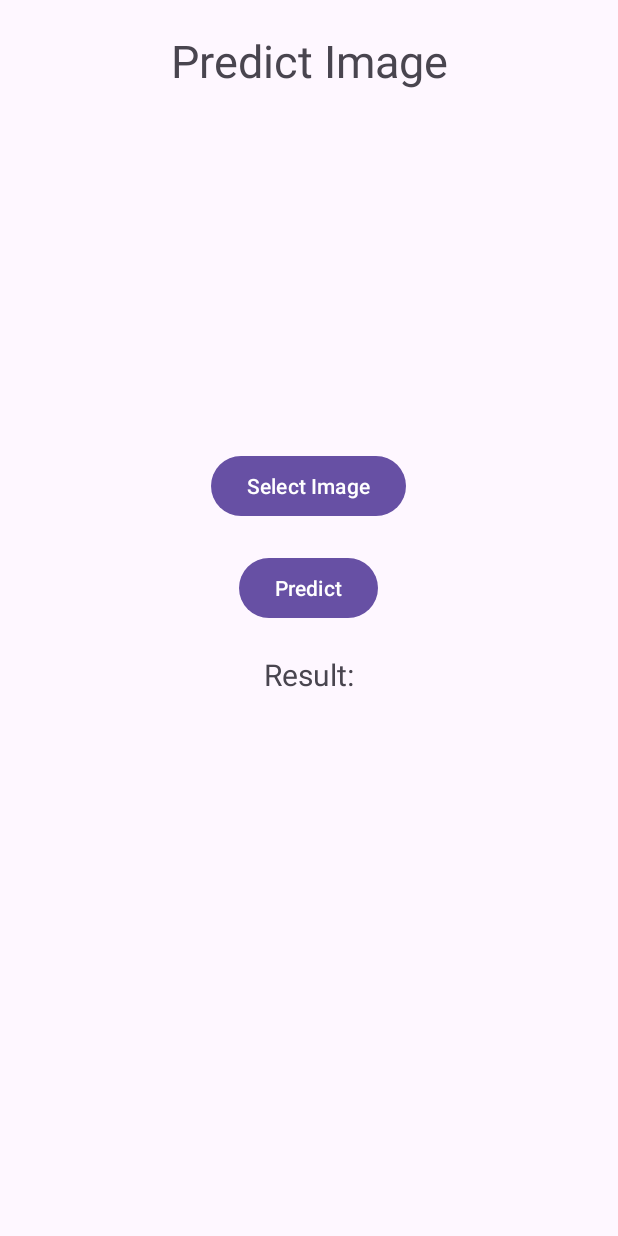
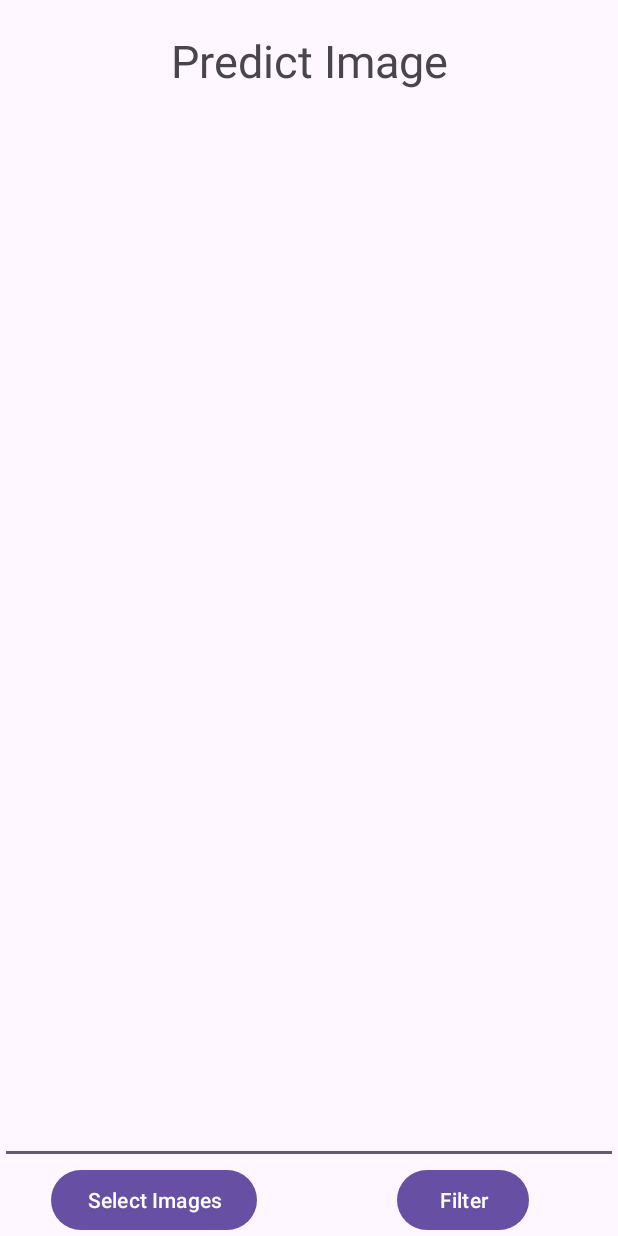
Before and after one commit to GheorgheMorari/ASSLab, an Android app: the screen it shows after launch (MainActivity before the commit, ViewClass after it), on a phone screen of 412 x 824 dp. Run offline under Robolectric (Android 15) with nearby library versions, the phone set to English and light mode, and no system bars.

Commit message:
Add working ViewClass and partial ViewModel class

```diff
--- a/app/src/main/AndroidManifest.xml
+++ b/app/src/main/AndroidManifest.xml
@@ -13,7 +13,7 @@
         android:theme="@style/Theme.ASSLab"
         tools:targetApi="31">
         <activity
-            android:name=".MainActivity"
+            android:name=".ViewClass"
             android:exported="true">
             <intent-filter>
                 <action android:name="android.intent.action.MAIN" />
--- a/app/src/main/java/com/example/asslab/MainActivity.java
+++ /dev/null
@@ -1,91 +0,0 @@
-package com.example.asslab;
-
-
-import androidx.activity.result.ActivityResult;
-import androidx.activity.result.ActivityResultCallback;
-import androidx.activity.result.ActivityResultLauncher;
-import androidx.activity.result.contract.ActivityResultContracts;
-import androidx.appcompat.app.AppCompatActivity;
-
-import android.app.Activity;
-import android.content.Intent;
-import android.graphics.Bitmap;
-import android.graphics.ImageDecoder;
-import android.net.Uri;
-import android.os.Bundle;
-import android.provider.MediaStore;
-import android.view.View;
-import android.widget.Button;
-import android.widget.ImageView;
-import android.widget.TextView;
-
-import com.example.asslab.ml.MobilenetV110224Quant;
-
-import org.tensorflow.lite.DataType;
-import org.tensorflow.lite.Tensor;
-import org.tensorflow.lite.support.image.TensorImage;
-import org.tensorflow.lite.support.tensorbuffer.TensorBuffer;
-
-import java.io.IOException;
-import java.nio.ByteBuffer;
-
-
-public class MainActivity extends AppCompatActivity {
-
-    Button selectBtn, predictBtn;
-    TextView result_text_view;
-    Bitmap bitmap;
-    Bitmap scaled_bitmap;
-    ImageView imageView;
-    NNetwork network;
-
-
-    @Override
-    protected void onCreate(Bundle savedInstanceState) {
-        super.onCreate(savedInstanceState);
-        setContentView(R.layout.activity_main);
-
-        selectBtn = findViewById(R.id.selectBtn);
-        predictBtn = findViewById(R.id.predictBtn);
-        result_text_view = findViewById(R.id.result);
-        imageView = findViewById(R.id.imageView);
-        network = new NNetwork(224, 224, MainActivity.this);
-
-
-        ActivityResultLauncher<Intent> resultLauncher = registerForActivityResult(new ActivityResultContracts.StartActivityForResult(), result -> {
-            if (result.getResultCode() == Activity.RESULT_OK) {
-                Intent data = result.getData();
-                try {
-                    assert data != null;
-                    Uri uri = data.getData();
-                    ImageDecoder.Source source = ImageDecoder.createSource(getContentResolver(), uri);
-                    bitmap = ImageDecoder.decodeBitmap(source);
-                    bitmap.copy(Bitmap.Config.ARGB_8888, true);
-                    scaled_bitmap = Bitmap.createScaledBitmap(bitmap, network.model_input_width, network.model_input_height, true);
-                    imageView.setImageBitmap(bitmap);
-                } catch (IOException e) {
-                    e.printStackTrace();
-                }
-            }
-        });
-
-
-        selectBtn.setOnClickListener(v -> {
-            Intent intent = new Intent();
-            intent.setAction(Intent.ACTION_GET_CONTENT);
-            intent.setType("image/*");
-            resultLauncher.launch(intent);
-        });
-
-        predictBtn.setOnClickListener(v -> {
-            scaled_bitmap = Bitmap.createScaledBitmap(bitmap, network.model_input_width, network.model_input_height, true);
-            scaled_bitmap = scaled_bitmap.copy(Bitmap.Config.ARGB_8888, true);
-            TensorImage asdf = TensorImage.fromBitmap(scaled_bitmap);
-            ByteBuffer buf =  asdf.getBuffer();
-            result_text_view.setText(network.run(buf)[0]+"");
-
-        });
-
-
-    }
-}
--- a/app/src/main/java/com/example/asslab/NNetwork.java
+++ /dev/null
@@ -1,61 +0,0 @@
-package com.example.asslab;
-
-import android.content.Context;
-import android.graphics.Bitmap;
-
-import com.example.asslab.ml.MobilenetV110224Quant;
-
-import org.tensorflow.lite.DataType;
-import org.tensorflow.lite.support.image.TensorImage;
-import org.tensorflow.lite.support.tensorbuffer.TensorBuffer;
-
-import java.io.IOException;
-import java.nio.ByteBuffer;
-
-public class NNetwork {
-
-    int model_input_width;
-    int model_input_height;
-    MobilenetV110224Quant model;
-    TensorBuffer inputFeature0;
-
-    public NNetwork(int model_input_width, int model_input_height, Context context) {
-        this.model_input_width = model_input_width;
-        this.model_input_height = model_input_height;
-        try {
-            this.model = MobilenetV110224Quant.newInstance(context);
-        } catch (IOException e) {
-            e.printStackTrace();
-        }
-        this.inputFeature0 = TensorBuffer.createFixedSize(new int[]{1, 224, 224, 3}, DataType.UINT8);
-    }
-
-    float[] run(ByteBuffer scaled_bitmap_buffer) {
-        this.inputFeature0.loadBuffer(scaled_bitmap_buffer);
-        MobilenetV110224Quant.Outputs outputs = model.process(inputFeature0);
-        TensorBuffer outputFeature0 = outputs.getOutputFeature0AsTensorBuffer();
-        return outputFeature0.getFloatArray();
-    }
-
-//    try {
-//        MobilenetV110224Quant model = MobilenetV110224Quant.newInstance(MainActivity.this);
-//
-//        // Creates inputs for reference.
-//        TensorBuffer inputFeature0 = TensorBuffer.createFixedSize(new int[]{1, 224, 224, 3}, DataType.UINT8);
-//
-//        // Scale image to fit in input
-//        inputFeature0.loadBuffer(TensorImage.fromBitmap(scaled_bitmap).getBuffer());
-//
-//        // Runs model inference and gets result.
-//        MobilenetV110224Quant.Outputs outputs = model.process(inputFeature0);
-//        TensorBuffer outputFeature0 = outputs.getOutputFeature0AsTensorBuffer();
-//
-//        // Releases model resources if no longer used.
-//        model.close();
-//    } catch (
-//    IOException e) {
-//        // TODO Handle the exception
-//    }
-
-
-}
--- /dev/null
+++ b/app/src/main/java/com/example/asslab/ViewClass.java
@@ -0,0 +1,90 @@
+package com.example.asslab;
+
+
+import androidx.appcompat.app.AppCompatActivity;
+import androidx.constraintlayout.utils.widget.ImageFilterView;
+
+import android.graphics.Bitmap;
+import android.os.Bundle;
+import android.view.Gravity;
+import android.view.View;
+import android.widget.Button;
+import android.widget.GridLayout;
+import android.widget.LinearLayout;
+
+import java.util.ArrayList;
+
+
+public class ViewClass extends AppCompatActivity {
+
+    Button selectBtn, filterBtn;
+    ViewModel viewModel;
+    ArrayList<Integer> imageViewIds;
+
+    GridLayout imageGrid;
+    LinearLayout.LayoutParams defaultLayoutParams;
+
+    @Override
+    protected void onCreate(Bundle savedInstanceState) {
+        super.onCreate(savedInstanceState);
+        setContentView(R.layout.activity_main);
+
+        imageViewIds = new ArrayList<>();
+        selectBtn = findViewById(R.id.selectBtn);
+        filterBtn = findViewById(R.id.filterBtn);
+        imageGrid = findViewById(R.id.imageGrid);
+        viewModel = new ViewModel(this, this::updateView);
+
+        float scale = getResources().getDisplayMetrics().density;
+        int dpWidthInPx = (int) (200 * scale);
+        int dpHeightInPx = (int) (200 * scale);
+
+        defaultLayoutParams = new LinearLayout.LayoutParams(dpWidthInPx, dpHeightInPx);
+        defaultLayoutParams.setMargins(2, 2, 2, 2);
+        defaultLayoutParams.gravity = Gravity.CENTER;
+
+        selectBtn.setOnClickListener(v -> {
+            viewModel.getSelectedImages();
+        });
+
+        filterBtn.setOnClickListener(v -> {
+//            bitmap = bitmaps.get(0);
+//            imageView.setImageBitmap(bitmap);
+//            scaled_bitmap = Bitmap.createScaledBitmap(bitmap, network.model_input_width, network.model_input_height, true);
+//            scaled_bitmap = scaled_bitmap.copy(Bitmap.Config.ARGB_8888, true);
+//            TensorImage asdf = TensorImage.fromBitmap(scaled_bitmap);
+//            ByteBuffer buf = asdf.getBuffer();
+//            result_text_view.setText(network.run(buf)[0] + "");
+        });
+    }
+
+    void updateView(ArrayList<Bitmap> bitmaps) {
+        // Determine if you need to create more ImageFilterViews or remove excess ones
+        if (bitmaps.size() > imageViewIds.size()) {
+            // Create new ImageFilterViews as needed
+            int numViewsToAdd = bitmaps.size() - imageViewIds.size();
+            for (int i = 0; i < numViewsToAdd; i++) {
+                ImageFilterView imageView = new ImageFilterView(this);
+                imageView.setId(View.generateViewId());
+                imageView.setLayoutParams(defaultLayoutParams);
+                imageViewIds.add(imageView.getId());
+                imageGrid.addView(imageView); // Add the new view to the parent layout
+            }
+        } else {
+            // Remove excess ImageFilterViews
+            int numViewsToRemove = imageViewIds.size() - bitmaps.size();
+            for (int i = 0; i < numViewsToRemove; i++) {
+                int viewIdToRemove = imageViewIds.remove(imageViewIds.size() - 1); // Remove the last ID
+                imageGrid.removeView(findViewById(viewIdToRemove)); // Remove the corresponding view
+            }
+        }
+
+        // Set bitmaps for all ImageFilterViews
+        for (int i = 0; i < bitmaps.size(); i++) {
+            ImageFilterView imageView = (ImageFilterView) findViewById(imageViewIds.get(i));
+            if (imageView != null) {
+                imageView.setImageBitmap(bitmaps.get(i));
+            }
+        }
+    }
+}
--- /dev/null
+++ b/app/src/main/java/com/example/asslab/ViewModel.java
@@ -0,0 +1,73 @@
+package com.example.asslab;
+
+import android.app.Activity;
+import android.content.Intent;
+import android.graphics.Bitmap;
+import android.graphics.ImageDecoder;
+import android.net.Uri;
+
+import androidx.activity.result.ActivityResult;
+import androidx.activity.result.ActivityResultLauncher;
+import androidx.activity.result.contract.ActivityResultContracts;
+import androidx.appcompat.app.AppCompatActivity;
+
+import java.io.IOException;
+import java.util.ArrayList;
+import java.util.function.Consumer;
+import java.util.stream.IntStream;
+
+public class ViewModel {
+    // Contains all the images
+    // Initiates the inference
+    // Filters the images
+    // Sends the images back to the view
+    ArrayList<Bitmap> filteredImages;
+    ActivityResultLauncher<Intent> selectionActivityLauncher;
+    AppCompatActivity activity;
+    ArrayList<Bitmap> selectedImages;
+
+    Consumer<ArrayList<Bitmap>> updateViewCallback;
+
+    public ViewModel(AppCompatActivity activity, Consumer<ArrayList<Bitmap>> updateViewCallback) {
+        this.activity = activity;
+        this.updateViewCallback = updateViewCallback;
+        selectionActivityLauncher = activity.registerForActivityResult(new ActivityResultContracts.StartActivityForResult(), this::onSelectFinished);
+    }
+
+    void onSelectFinished(ActivityResult result) {
+        if (result.getResultCode() == Activity.RESULT_OK) {
+            Intent data = result.getData();
+            if (data != null) {
+                if (data.getClipData() != null) {
+                    int count = data.getClipData().getItemCount();
+                    IntStream.range(0, count).mapToObj(i -> data.getClipData().getItemAt(i).getUri()).forEach(uri -> {
+                        try {
+                            ImageDecoder.Source source = ImageDecoder.createSource(activity.getContentResolver(), uri);
+                            selectedImages.add(ImageDecoder.decodeBitmap(source));
+                        } catch (IOException e) {
+                            e.printStackTrace();
+                        }
+                    });
+                } else if (data.getData() != null) {
+                    Uri uri = data.getData();
+                    try {
+                        ImageDecoder.Source source = ImageDecoder.createSource(activity.getContentResolver(), uri);
+                        selectedImages.add(ImageDecoder.decodeBitmap(source));
+                    } catch (IOException e) {
+                        e.printStackTrace();
+                    }
+                }
+                updateViewCallback.accept(this.selectedImages);
+            }
+        }
+    }
+
+    void getSelectedImages() {
+        selectedImages = new ArrayList<>();
+        Intent intent = new Intent();
+        intent.setAction(Intent.ACTION_OPEN_DOCUMENT);
+        intent.setType("image/*");
+        intent.putExtra(Intent.EXTRA_ALLOW_MULTIPLE, true); // Allow multiple image selection
+        selectionActivityLauncher.launch(intent);
+    }
+}
--- a/app/src/main/res/layout/activity_main.xml
+++ b/app/src/main/res/layout/activity_main.xml
@@ -4,7 +4,7 @@
     xmlns:tools="http://schemas.android.com/tools"
     android:layout_width="match_parent"
     android:layout_height="match_parent"
-    tools:context=".MainActivity">
+    tools:context=".ViewClass">
 
     <TextView
         android:id="@+id/title"
@@ -15,39 +15,98 @@
         android:textAlignment="center"
         android:textSize="30sp" />
 
-    <androidx.constraintlayout.utils.widget.ImageFilterView
-        android:id="@+id/imageView"
-        android:layout_width="200dp"
-        android:layout_height="200dp"
-        android:layout_below="@+id/title"
-        android:layout_centerHorizontal="true"
-        android:layout_marginTop="20dp" />
+    <ScrollView
+        android:layout_width="match_parent"
+        android:layout_height="match_parent"
+        android:layout_above="@+id/class_name"
+        android:layout_below="@+id/title">
+
+        <GridLayout
+            android:id="@+id/imageGrid"
+            android:layout_width="match_parent"
+            android:layout_height="wrap_content"
+            android:columnCount="2"
+            android:orientation="horizontal"
+            android:rowCount="3">
+
+<!--            <androidx.constraintlayout.utils.widget.ImageFilterView-->
+<!--                android:id="@+id/imageView"-->
+<!--                android:layout_width="200dp"-->
+<!--                android:layout_height="200dp"-->
+<!--                android:layout_gravity="center"-->
+<!--                android:layout_margin="2dp" />-->
+
+<!--            <androidx.constraintlayout.utils.widget.ImageFilterView-->
+<!--                android:id="@+id/imageView2"-->
+<!--                android:layout_width="200dp"-->
+<!--                android:layout_height="200dp"-->
+<!--                android:layout_gravity="center"-->
+<!--                android:layout_margin="2dp" />-->
+
+<!--            <androidx.constraintlayout.utils.widget.ImageFilterView-->
+<!--                android:id="@+id/imageView3"-->
+<!--                android:layout_width="200dp"-->
+<!--                android:layout_height="200dp"-->
+<!--                android:layout_gravity="center"-->
+<!--                android:layout_margin="2dp" />-->
+
+<!--            <androidx.constraintlayout.utils.widget.ImageFilterView-->
+<!--                android:id="@+id/imageView4"-->
+<!--                android:layout_width="200dp"-->
+<!--                android:layout_height="200dp"-->
+<!--                android:layout_gravity="center"-->
+<!--                android:layout_margin="2dp" />-->
+
+<!--            <androidx.constraintlayout.utils.widget.ImageFilterView-->
+<!--                android:id="@+id/imageView5"-->
+<!--                android:layout_width="200dp"-->
+<!--                android:layout_height="200dp"-->
+<!--                android:layout_gravity="center"-->
+<!--                android:layout_margin="2dp" />-->
+
+        </GridLayout>
+    </ScrollView>
+
+    <LinearLayout
+        android:id="@+id/ButtonLayout"
+        android:layout_width="match_parent"
+        android:layout_height="wrap_content"
+        android:layout_alignParentBottom="true"
+        android:orientation="horizontal">
+
+        <LinearLayout
+            android:layout_width="0dp"
+            android:layout_height="wrap_content"
+            android:layout_weight="1"
+            android:gravity="center">
 
             <Button
                 android:id="@+id/selectBtn"
                 android:layout_width="wrap_content"
                 android:layout_height="wrap_content"
-        android:layout_below="@+id/imageView"
-        android:layout_centerHorizontal="true"
-        android:layout_marginTop="20dp"
                 android:text="@string/select_image" />
+        </LinearLayout>
+
+        <LinearLayout
+            android:layout_width="0dp"
+            android:layout_height="wrap_content"
+            android:layout_weight="1"
+            android:gravity="center">
 
             <Button
-        android:id="@+id/predictBtn"
+                android:id="@+id/filterBtn"
                 android:layout_width="wrap_content"
                 android:layout_height="wrap_content"
-        android:layout_below="@+id/selectBtn"
-        android:layout_centerHorizontal="true"
-        android:layout_marginTop="20dp"
-        android:text="@string/predict" />
+                android:text="@string/filter" />
+        </LinearLayout>
+    </LinearLayout>
 
-    <TextView
-        android:id="@+id/result"
+    <com.google.android.material.textfield.TextInputEditText
+        android:id="@+id/class_name"
         android:layout_width="match_parent"
         android:layout_height="40dp"
-        android:layout_below="@id/predictBtn"
-        android:layout_marginTop="20dp"
-        android:text="@string/result"
+        android:layout_above="@+id/ButtonLayout"
+        android:text=""
         android:textAlignment="center"
         android:textSize="20sp" />
 
--- a/app/src/main/res/values/strings.xml
+++ b/app/src/main/res/values/strings.xml
@@ -1,7 +1,6 @@
 <resources>
     <string name="app_name">ASSLab</string>
     <string name="predict_image">Predict Image</string>
-    <string name="select_image">Select Image</string>
-    <string name="result">Result:</string>
-    <string name="predict">Predict</string>
+    <string name="select_image">Select Images</string>
+    <string name="filter">Filter</string>
 </resources>
```
Also changed, not shown: app/src/main/java/com/example/asslab/Model.java (added, +45 -0 lines), 1 other file. Lines whose indentation alone changed are shown as unchanged.
